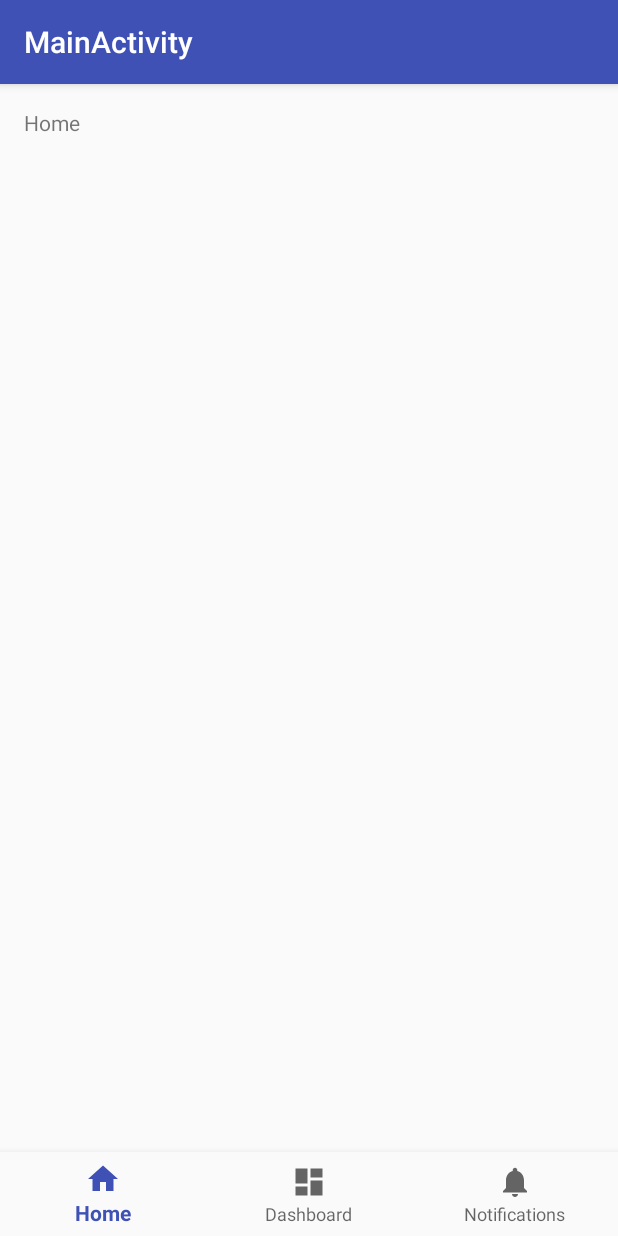
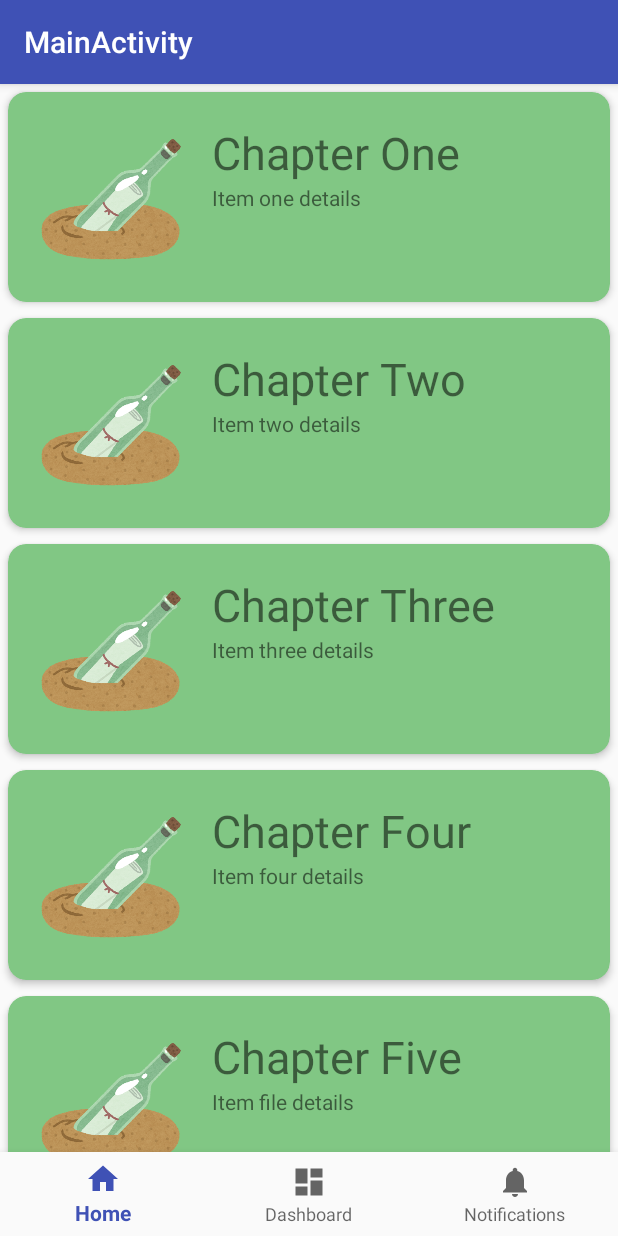
Before and after one commit to porikuch/bottleSwitch-client, an Android app: the MainActivity screen opened directly, with no data from a screen before it, on a phone screen of 412 x 824 dp. Run offline under Robolectric (Android 15) with nearby library versions, the phone set to English and light mode, and no system bars.

Commit message:
implements to display bottle list on main page

```diff
--- a/app/src/main/java/porikuch/bottleswitch/MainActivity.kt
+++ b/app/src/main/java/porikuch/bottleswitch/MainActivity.kt
@@ -3,22 +3,27 @@ package porikuch.bottleswitch
 import android.os.Bundle
 import android.support.design.widget.BottomNavigationView
 import android.support.v7.app.AppCompatActivity
+import android.support.v7.widget.LinearLayoutManager
+import android.support.v7.widget.RecyclerView
 import kotlinx.android.synthetic.main.activity_main.*
 
 class MainActivity : AppCompatActivity() {
 
+    private var layoutManager: RecyclerView.LayoutManager? = null
+    private var adapter: RecyclerView.Adapter<RecyclerAdapter.ViewHolder>? = null
+
     private val mOnNavigationItemSelectedListener = BottomNavigationView.OnNavigationItemSelectedListener { item ->
         when (item.itemId) {
             R.id.navigation_home -> {
-                message.setText(R.string.title_home)
+                //message.setText(R.string.title_home)
                 return@OnNavigationItemSelectedListener true
             }
             R.id.navigation_dashboard -> {
-                message.setText(R.string.title_dashboard)
+                //message.setText(R.string.title_dashboard)
                 return@OnNavigationItemSelectedListener true
             }
             R.id.navigation_notifications -> {
-                message.setText(R.string.title_notifications)
+                //message.setText(R.string.title_notifications)
                 return@OnNavigationItemSelectedListener true
             }
         }
@@ -29,6 +34,17 @@ class MainActivity : AppCompatActivity() {
         super.onCreate(savedInstanceState)
         setContentView(R.layout.activity_main)
 
+        //super.onCreate(savedInstanceState)
+        //setContentView(R.layout.activity_main)
+        //setSupportActionBar(toolbar)
+
+        layoutManager = LinearLayoutManager(this)
+        recycler_view.layoutManager = layoutManager
+
+        adapter = RecyclerAdapter()
+        recycler_view.adapter = adapter
+
+
         navigation.setOnNavigationItemSelectedListener(mOnNavigationItemSelectedListener)
     }
 }
--- /dev/null
+++ b/app/src/main/java/porikuch/bottleswitch/RecyclerAdapter.kt
@@ -0,0 +1,56 @@
+package porikuch.bottleswitch
+
+import android.support.v7.widget.RecyclerView
+import android.view.LayoutInflater
+import android.view.View
+import android.view.ViewGroup
+import android.widget.ImageView
+import android.widget.TextView
+
+class RecyclerAdapter : RecyclerView.Adapter<RecyclerAdapter.ViewHolder>() {
+
+    private val titles = arrayOf("Chapter One",
+            "Chapter Two", "Chapter Three", "Chapter Four",
+            "Chapter Five", "Chapter Six", "Chapter Seven",
+            "Chapter Eight")
+
+    private val details = arrayOf("Item one details", "Item two details",
+            "Item three details", "Item four details",
+            "Item file details", "Item six details",
+            "Item seven details", "Item eight details")
+
+    private val images = intArrayOf(R.drawable.bottle,
+            R.drawable.bottle, R.drawable.bottle,
+            R.drawable.bottle, R.drawable.bottle,
+            R.drawable.bottle, R.drawable.bottle,
+            R.drawable.bottle)
+
+    inner class ViewHolder(itemView: View) : RecyclerView.ViewHolder(itemView) {
+
+        var itemImage: ImageView
+        var itemTitle: TextView
+        var itemDetail: TextView
+
+        init {
+            itemImage = itemView.findViewById(R.id.item_image)
+            itemTitle = itemView.findViewById(R.id.item_title)
+            itemDetail = itemView.findViewById(R.id.item_detail)
+        }
+    }
+
+    override fun onCreateViewHolder(viewGroup: ViewGroup, i: Int): ViewHolder {
+        val v = LayoutInflater.from(viewGroup.context)
+                .inflate(R.layout.card_layout, viewGroup, false)
+        return ViewHolder(v)
+    }
+
+    override fun onBindViewHolder(viewHolder: ViewHolder, i: Int) {
+        viewHolder.itemTitle.text = titles[i]
+        viewHolder.itemDetail.text = details[i]
+        viewHolder.itemImage.setImageResource(images[i])
+    }
+
+    override fun getItemCount(): Int {
+        return titles.size
+    }
+}
--- a/app/src/main/res/layout/activity_main.xml
+++ b/app/src/main/res/layout/activity_main.xml
@@ -8,23 +8,16 @@
         android:layout_height="match_parent"
         tools:context=".MainActivity">
 
-    <TextView
-            android:id="@+id/message"
-            android:layout_width="wrap_content"
-            android:layout_height="wrap_content"
-            android:layout_marginStart="@dimen/activity_horizontal_margin"
-            android:layout_marginLeft="@dimen/activity_horizontal_margin"
-            android:layout_marginTop="@dimen/activity_vertical_margin"
-            android:text="@string/title_home"
-            app:layout_constraintLeft_toLeftOf="parent"
-            app:layout_constraintTop_toTopOf="parent"/>
+    <android.support.v7.widget.RecyclerView
+            android:id="@+id/recycler_view"
+            android:layout_width="match_parent"
+            android:layout_height="match_parent"
+            app:layout_behavior="@string/appbar_scrolling_view_behavior" />
 
     <android.support.design.widget.BottomNavigationView
             android:id="@+id/navigation"
             android:layout_width="0dp"
             android:layout_height="wrap_content"
-            android:layout_marginEnd="0dp"
-            android:layout_marginStart="0dp"
             android:background="?android:attr/windowBackground"
             app:layout_constraintBottom_toBottomOf="parent"
             app:layout_constraintLeft_toLeftOf="parent"
--- /dev/null
+++ b/app/src/main/res/layout/card_layout.xml
@@ -0,0 +1,47 @@
+<?xml version="1.0" encoding="utf-8"?>
+<android.support.v7.widget.CardView
+        xmlns:android="http://schemas.android.com/apk/res/android"
+        xmlns:card_view="http://schemas.android.com/apk/res-auto"
+        android:layout_width="match_parent"
+        android:layout_height="wrap_content"
+        android:id="@+id/card_view"
+        android:layout_margin="5dp"
+        card_view:cardBackgroundColor="#81C784"
+        card_view:cardCornerRadius="12dp"
+        card_view:cardElevation="3dp"
+        card_view:contentPadding="4dp" >
+
+    <RelativeLayout
+            android:layout_width="match_parent"
+            android:layout_height="wrap_content"
+            android:padding="16dp" >
+
+        <ImageView
+                android:layout_width="100dp"
+                android:layout_height="100dp"
+                android:id="@+id/item_image"
+                android:layout_alignParentStart="true"
+                android:layout_alignParentLeft="true"
+                android:layout_alignParentTop="true"
+                android:layout_marginEnd="16dp"
+                android:layout_marginRight="16dp" />
+
+        <TextView
+                android:layout_width="wrap_content"
+                android:layout_height="wrap_content"
+                android:id="@+id/item_title"
+                android:layout_toEndOf="@+id/item_image"
+                android:layout_toRightOf="@+id/item_image"
+                android:layout_alignParentTop="true"
+                android:textSize="30sp" />
+
+        <TextView
+                android:layout_width="wrap_content"
+                android:layout_height="wrap_content"
+                android:id="@+id/item_detail"
+                android:layout_toEndOf="@+id/item_image"
+                android:layout_toRightOf="@+id/item_image"
+                android:layout_below="@+id/item_title" />
+
+    </RelativeLayout>
+</android.support.v7.widget.CardView>
```
Also changed, not shown: app/src/main/res/drawable/bottle.png (added).
